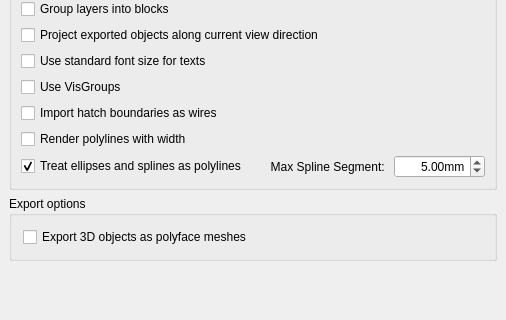
First picture: the form in src/Mod/Draft/Resources/ui/preferences-dxf.ui, repository berndhahnebach/All_FreeCAD, before the edit; both pictures show x 0 to 506 and y 240 to 560 of the 506 by 560 pixel window.
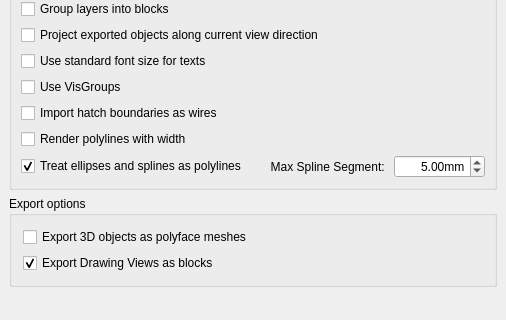
Second picture: the form after the edit. Custom widgets are drawn as their Qt base class.

Diff of the .ui file:
```diff
--- a/src/Mod/Draft/Resources/ui/preferences-dxf.ui
+++ b/src/Mod/Draft/Resources/ui/preferences-dxf.ui
@@ -478,6 +478,29 @@
         </item>
        </layout>
       </item>
+      <item>
+       <layout class="QHBoxLayout" name="horizontalLayout_10">
+        <item>
+         <widget class="Gui::PrefCheckBox" name="checkBox_5">
+          <property name="toolTip">
+           <string>if this is checked, Drawing Views will be exported as blocks. This might fail for post-R12 templates.</string>
+          </property>
+          <property name="text">
+           <string>Export Drawing Views as blocks</string>
+          </property>
+          <property name="checked">
+           <bool>true</bool>
+          </property>
+          <property name="prefEntry" stdset="0">
+           <cstring>dxfExportBlocks</cstring>
+          </property>
+          <property name="prefPath" stdset="0">
+           <cstring>Mod/Draft</cstring>
+          </property>
+         </widget>
+        </item>
+       </layout>
+      </item>
      </layout>
     </widget>
    </item>
```
